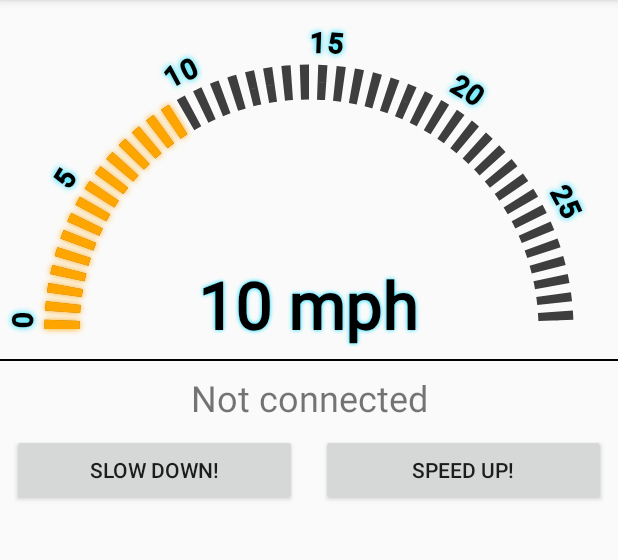
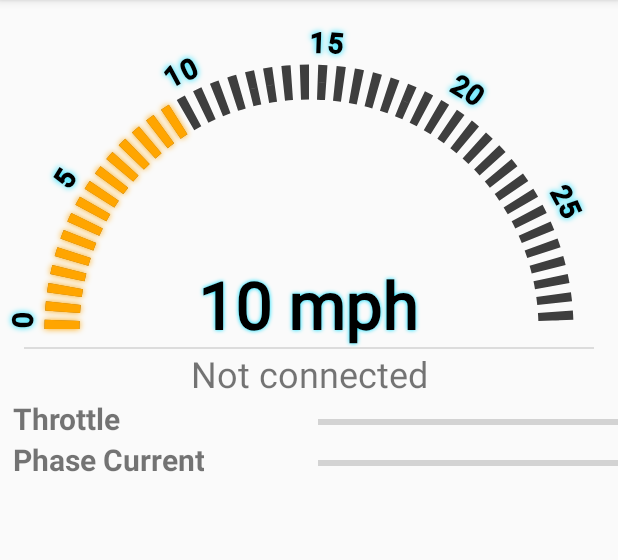
Before and after one commit to GyrocopterLLC/InitialAndroidHBD, an Android app: the screen it shows after launch (MainActivity), on a phone screen of 412 x 824 dp, the part 84-644 px from its top. Run offline under Robolectric (Android 15) with nearby library versions, the phone set to English and light mode, and no system bars.

Commit message:
Application saves more data, working on main activity views.

```diff
--- a/app/src/main/java/com/example/david/myapplication/MainActivity.java
+++ b/app/src/main/java/com/example/david/myapplication/MainActivity.java
@@ -111,21 +111,15 @@ public class MainActivity extends AppCompatActivity {
         return true;
     }
 
-    /** called when speed increase button is pressed **/
-    public void onSpeedIncrease(View view)
-    {
-        if(mCurrentSpeed < 30){
-            mCurrentSpeed = mCurrentSpeed + 1.0f;
-            mSpeedoView.setCurrentSpeed(mCurrentSpeed);
+    @Override
+    protected void onResume() {
+        super.onResume();
+        if(((GlobalSettings)getApplication()).isConnected()){
+            ((TextView)findViewById(R.id.text_btdevice_info)).setText("Connected to :"+((GlobalSettings)getApplication()).getDevice().getName());
+        } else {
+            ((TextView)findViewById(R.id.text_btdevice_info)).setText("Not connected");
         }
     }
 
-    /** called when speed decrease button is pressed **/
-    public void onSpeedDecrease(View view)
-    {
-        if(mCurrentSpeed > 0){
-            mCurrentSpeed = mCurrentSpeed - 1.0f;
-            mSpeedoView.setCurrentSpeed(mCurrentSpeed);
-        }
-    }
+
 }
--- a/app/src/main/res/layout/activity_main.xml
+++ b/app/src/main/res/layout/activity_main.xml
@@ -36,11 +36,15 @@
         app:text_shadow_color="@android:color/holo_blue_bright" />
 
     <View
-        android:id="@+id/horizontal_rule"
-        android:layout_width="wrap_content"
+        android:id="@+id/divider"
+        android:layout_width="0dp"
         android:layout_height="1dp"
-        android:layout_marginTop="8dp"
-        android:background="@android:color/black"
+        android:layout_marginStart="16dp"
+        android:layout_marginLeft="16dp"
+        android:layout_marginEnd="16dp"
+        android:layout_marginRight="16dp"
+        android:background="?android:attr/listDivider"
+        android:visibility="visible"
         app:layout_constraintEnd_toEndOf="parent"
         app:layout_constraintStart_toStartOf="parent"
         app:layout_constraintTop_toBottomOf="@+id/speedometer" />
@@ -51,7 +55,6 @@
         android:layout_height="wrap_content"
         android:layout_marginStart="8dp"
         android:layout_marginLeft="8dp"
-        android:layout_marginTop="8dp"
         android:layout_marginEnd="8dp"
         android:layout_marginRight="8dp"
         android:text="TextView"
@@ -59,36 +62,48 @@
         app:layout_constraintEnd_toEndOf="parent"
         app:layout_constraintHorizontal_bias="0.501"
         app:layout_constraintStart_toStartOf="parent"
-        app:layout_constraintTop_toBottomOf="@+id/horizontal_rule" />
+        app:layout_constraintTop_toBottomOf="@+id/divider" />
 
-    <Button
-        android:id="@+id/speed_up_button"
-        android:layout_width="0dp"
+    <TextView
+        android:id="@+id/text_throttle_label"
+        android:layout_width="wrap_content"
         android:layout_height="wrap_content"
         android:layout_marginStart="8dp"
-        android:layout_marginLeft="8dp"
-        android:layout_marginTop="8dp"
-        android:layout_marginEnd="8dp"
-        android:layout_marginRight="8dp"
-        android:onClick="onSpeedIncrease"
-        android:text="Speed Up!"
-        app:layout_constraintEnd_toEndOf="parent"
-        app:layout_constraintStart_toEndOf="@+id/speed_down_button"
-        app:layout_constraintTop_toBottomOf="@+id/text_btdevice_info" />
-
-    <Button
-        android:id="@+id/speed_down_button"
-        android:layout_width="0dp"
-        android:layout_height="wrap_content"
-        android:layout_marginStart="8dp"
-        android:layout_marginLeft="8dp"
-        android:layout_marginTop="8dp"
-        android:layout_marginEnd="8dp"
-        android:layout_marginRight="8dp"
-        android:onClick="onSpeedDecrease"
-        android:text="Slow Down!"
-        app:layout_constraintEnd_toStartOf="@+id/speed_up_button"
+        android:layout_marginLeft="32dp"
+        android:gravity="end"
+        android:text="@string/throttle_label"
+        android:textSize="20sp"
+        android:textStyle="bold"
         app:layout_constraintStart_toStartOf="parent"
         app:layout_constraintTop_toBottomOf="@+id/text_btdevice_info" />
 
+    <ProgressBar
+        android:id="@+id/throttleBar"
+        style="@android:style/Widget.DeviceDefault.Light.ProgressBar.Horizontal"
+        android:layout_width="200dp"
+        android:layout_height="32dp"
+        app:layout_constraintEnd_toEndOf="parent"
+        app:layout_constraintTop_toTopOf="@+id/text_throttle_label" />
+
+    <TextView
+        android:id="@+id/text_current_phase"
+        android:layout_width="wrap_content"
+        android:layout_height="wrap_content"
+        android:layout_marginStart="8dp"
+        android:layout_marginLeft="32dp"
+        android:gravity="end"
+        android:text="@string/phase_current"
+        android:textSize="20sp"
+        android:textStyle="bold"
+        app:layout_constraintStart_toStartOf="parent"
+        app:layout_constraintTop_toBottomOf="@+id/text_throttle_label" />
+
+    <ProgressBar
+        android:id="@+id/phaseCurrentBar"
+        style="@android:style/Widget.DeviceDefault.Light.ProgressBar.Horizontal"
+        android:layout_width="200dp"
+        android:layout_height="32dp"
+        app:layout_constraintEnd_toEndOf="parent"
+        app:layout_constraintTop_toTopOf="@+id/text_current_phase" />
+
 </android.support.constraint.ConstraintLayout>
--- a/app/src/main/res/values/colors.xml
+++ b/app/src/main/res/values/colors.xml
@@ -2,5 +2,5 @@
 <resources>
     <color name="colorPrimary">#008577</color>
     <color name="colorPrimaryDark">#00574B</color>
-    <color name="colorAccent">#D81B60</color>
+    <color name="colorAccent">#d81b60</color>
 </resources>
--- a/app/src/main/res/values/strings.xml
+++ b/app/src/main/res/values/strings.xml
@@ -7,4 +7,7 @@
     <string name="bt_spp_uuid">00001101-0000-1000-8000-00805F9B34FB</string>
     <string name="action_connect">Connect</string>
     <string name="action_settings">Settings</string>
+    <string name="throttle_label">Throttle</string>
+    <string name="phase_current">Phase Current</string>
+    <string name="battery_current">Battery Current</string>
 </resources>
```
Also changed, not shown: app/src/main/java/com/example/david/myapplication/BluetoothDeviceViewAdapter.java (+6 -1 lines), app/src/main/java/com/example/david/myapplication/BluetoothDeviceViewModel.java (+12 -1 lines), app/src/main/java/com/example/david/myapplication/DisplayMessageActivity.java (+20 -1 lines).
